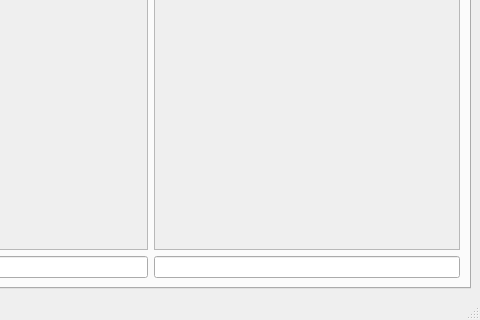
The window that tcp-server/server_ui/form.ui (gtcodes22/Cubiclean_Farm_Robot) describes before a commit, drawn with Qt 5; both pictures show x 178 to 658 and y 215 to 535 of the 658 by 535 pixel window.
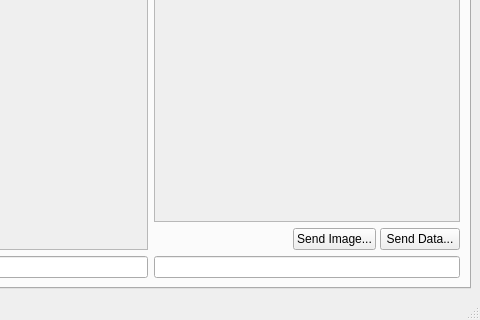
The same window after the commit. The open tabs and pages were chosen to show the change.

The edit to the form file:
```diff
--- a/tcp-server/server_ui/form.ui
+++ b/tcp-server/server_ui/form.ui
@@ -506,7 +506,7 @@
                <x>0</x>
                <y>0</y>
                <width>306</width>
-               <height>402</height>
+               <height>376</height>
               </rect>
              </property>
              <layout class="QVBoxLayout" name="verticalLayout_3">
@@ -527,6 +527,46 @@
             </widget>
            </widget>
           </item>
+          <item>
+           <layout class="QHBoxLayout" name="horizontalLayout_6">
+            <property name="spacing">
+             <number>4</number>
+            </property>
+            <property name="sizeConstraint">
+             <enum>QLayout::SizeConstraint::SetMinimumSize</enum>
+            </property>
+            <property name="bottomMargin">
+             <number>0</number>
+            </property>
+            <item>
+             <spacer name="horizontalSpacer_2">
+              <property name="orientation">
+               <enum>Qt::Orientation::Horizontal</enum>
+              </property>
+              <property name="sizeHint" stdset="0">
+               <size>
+                <width>40</width>
+                <height>20</height>
+               </size>
+              </property>
+             </spacer>
+            </item>
+            <item>
+             <widget class="QPushButton" name="pushButton_app_sendImg">
+              <property name="text">
+               <string>Send Image...</string>
+              </property>
+             </widget>
+            </item>
+            <item>
+             <widget class="QPushButton" name="pushButton_app_sendDat">
+              <property name="text">
+               <string>Send Data...</string>
+              </property>
+             </widget>
+            </item>
+           </layout>
+          </item>
           <item>
            <widget class="QLineEdit" name="lineEdit_app"/>
           </item>
```
Left out of the diff: 4 changed lines with no effect on the pictures.
